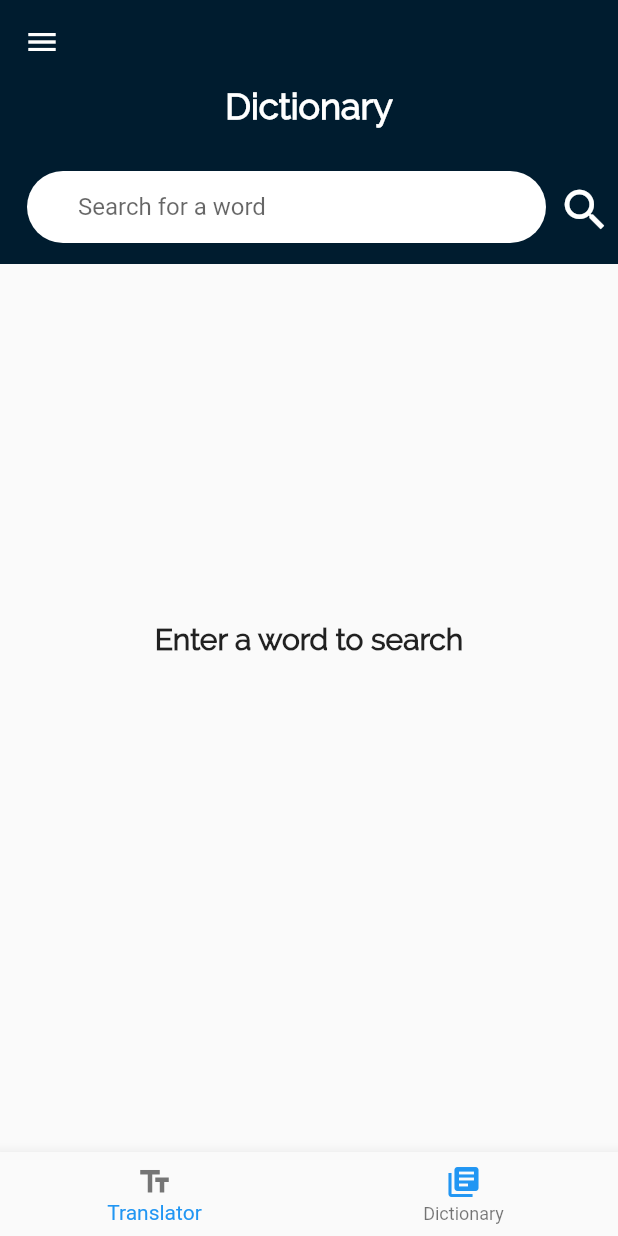
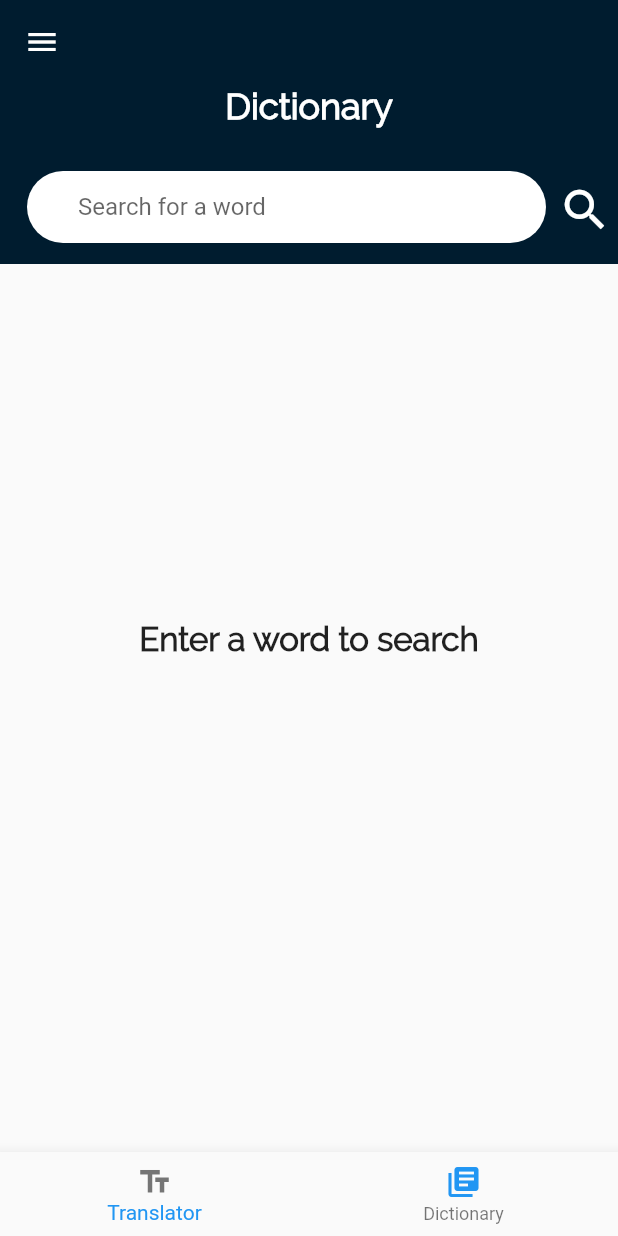
Before and after one commit to rjblee/dictionary_translator_app, a Flutter app: the screen it shows after launch, item 2 of the bottom bar chosen, on a phone screen of 412 x 824 dp. Run offline on Flutter 3.47's test engine with Material 2 defaults, Android fonts, the phone set to English and light mode, and no system bars; drawn by our look-alikes of flutter_neumorphic; our stand-ins replace speech_to_text; missing offline and left inert: translator.

Commit message:
Edit definitions UI

```diff
--- a/lib/screens/dictionary.dart
+++ b/lib/screens/dictionary.dart
@@ -130,7 +130,7 @@ class _DictionaryState extends State<Dictionary> {
                       child: Text(
                         "Enter a word to search",
                         style: TextStyle(
-                          fontSize: 20,
+                          fontSize: 22,
                           fontWeight: FontWeight.bold,
                           fontFamily: 'Raleway',
                         ),
@@ -154,7 +154,7 @@ class _DictionaryState extends State<Dictionary> {
                           style: NeumorphicStyle(
                             shape: NeumorphicShape.flat,
                             lightSource: LightSource.top,
-                            color: Colors.yellow[400],
+                            color: Colors.yellow[300],
                             depth: 5,
                             boxShape: NeumorphicBoxShape.roundRect(
                               BorderRadius.circular(10),
```
